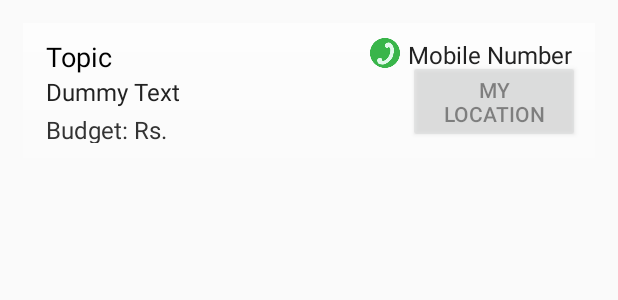
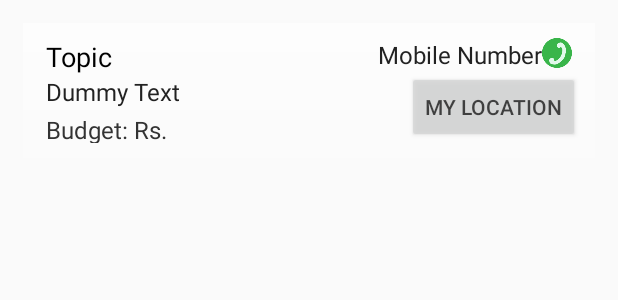
Before and after one commit to anshulshah96/EmployMe, an Android app: the layout post_item.xml on its own in the app's theme, with its tools: preview values and no code run, on a phone screen of 412 x 824 dp. Shown: the top 300 px of the screen. Run offline under Robolectric (Android 15) with nearby library versions, the phone set to English and light mode, and no system bars.

Commit message:
App is working fine now

```diff
--- a/app/src/main/java/com/aka/campuslancer/MapsActivityBid.java
+++ b/app/src/main/java/com/aka/campuslancer/MapsActivityBid.java
@@ -18,6 +18,9 @@ public class MapsActivityBid extends FragmentActivity implements OnMapReadyCallb
     protected void onCreate(Bundle savedInstanceState) {
         super.onCreate(savedInstanceState);
         setContentView(R.layout.activity_maps_activity_bid);
+        Bundle b=getIntent().getExtras();
+        lat=Double.parseDouble(b.getString("lat"));
+        longi=Double.parseDouble(b.getString("longi"));
         Toast.makeText(MapsActivityBid.this,"Turn on your GPS for getting location",Toast.LENGTH_LONG).show();
         MapFragment mapFragment = (MapFragment) getFragmentManager()
                 .findFragmentById(R.id.map);
--- a/app/src/main/java/com/aka/campuslancer/WorkDescriptionFragment.java
+++ b/app/src/main/java/com/aka/campuslancer/WorkDescriptionFragment.java
@@ -105,7 +105,6 @@ public class WorkDescriptionFragment extends Fragment  {
         bidValue = (EditText) view.findViewById(R.id.BidValue);
         bidButton = (Button) view.findViewById(R.id.bidButton);
         navigationTv = (TextView) view.findViewById(R.id.work_fragment_tv_navigation);
-//        location=(Button)view.findViewById(R.id.location);
         topicTv.setText(WorkActivity.topic);
         descriptionTv.setText(WorkActivity.description);
         usernameTv.setText(WorkActivity.username);
--- a/app/src/main/res/layout/post_item.xml
+++ b/app/src/main/res/layout/post_item.xml
@@ -46,15 +46,18 @@
         android:focusableInTouchMode="false"
         android:clickable="false" />
 
-
+<LinearLayout
+    android:layout_width="wrap_content"
+    android:layout_height="wrap_content"
+    android:id="@+id/mob_img"
+    android:layout_marginRight="5dip"
+    android:layout_alignParentRight="true"
+    >
 
     <TextView
         android:id="@+id/post_mobile"
         android:layout_width="wrap_content"
         android:layout_height="wrap_content"
-
-        android:layout_marginRight="5dip"
-        android:layout_alignParentRight="true"
 
         android:text="@string/WorkDescriptionMobileNumber"
         android:textSize="16sp"
@@ -71,8 +74,8 @@
         android:background="@drawable/callme"
         android:layout_toLeftOf="@id/post_mobile"
 
-        android:layout_marginRight="5dip"/>
-
+        />
+</LinearLayout>
     <TextView
         android:id="@+id/post_budget"
         android:layout_width="wrap_content"
@@ -131,9 +134,9 @@
         android:layout_height="wrap_content"
         android:id="@+id/location"
         android:text="My Location"
-        android:alpha="0.5"
-        android:layout_alignParentBottom="true"
-        android:layout_alignLeft="@+id/post_mobile"
-        android:layout_alignStart="@+id/post_mobile" />
+        android:alpha="0.8"
+        android:layout_below="@+id/mob_img"
+
+        android:layout_alignParentRight="true" />
 
 </RelativeLayout>
```
Also changed, not shown: app/src/main/java/com/aka/campuslancer/WorkActivity.java (+7 -4 lines).
